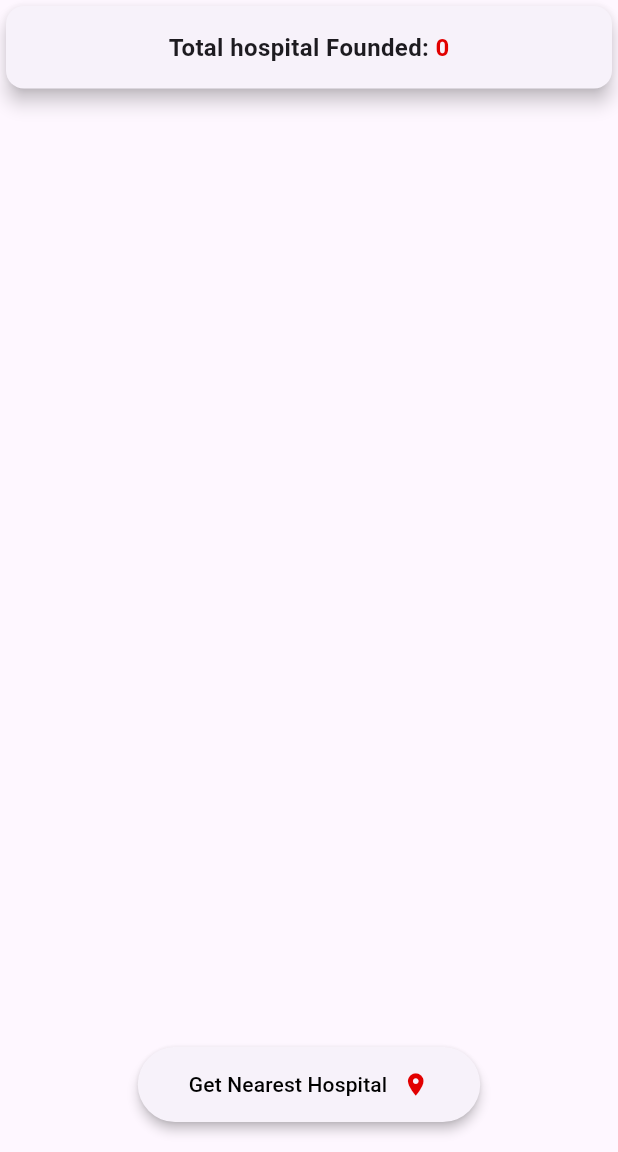
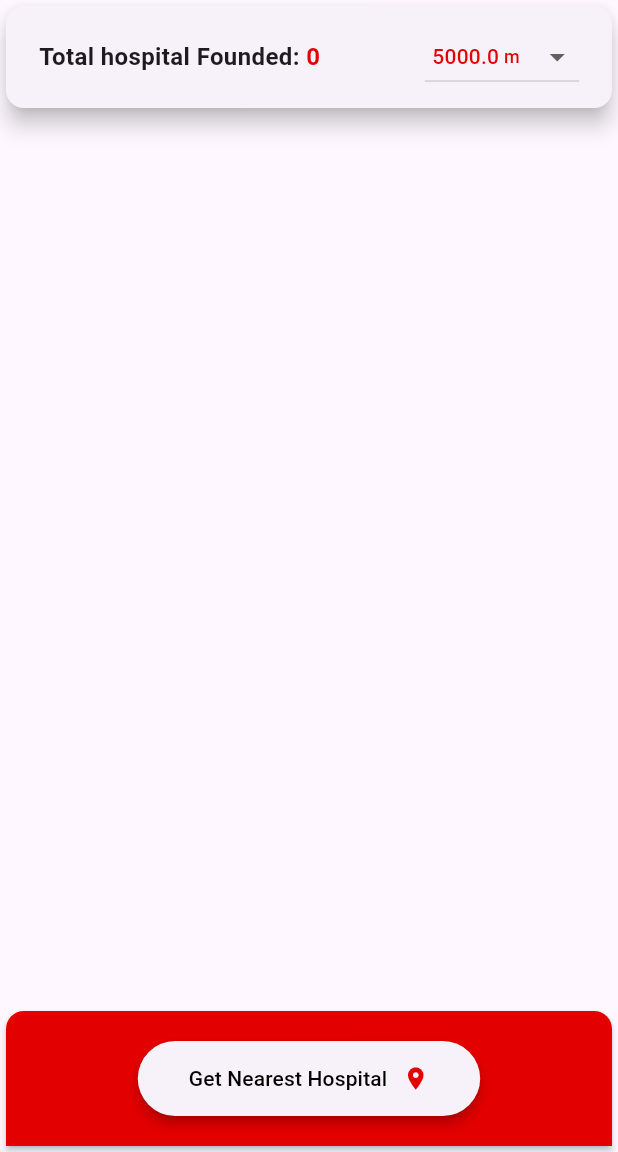
Before and after one commit to MAHMOUDELSAYED69/Find-Hospital, a Flutter app: the screen it shows after launch, on a phone screen of 412 x 824 dp, the part 84-1236 px from its top. Run offline on Flutter 3.47's test engine with Material 3 defaults, Android fonts, the phone set to English and light mode, and no system bars; drawn by our look-alikes of dropdown_button2; our stand-ins replace bloc, dio, flutter_bloc, flutter_dotenv, geolocator, lottie.

Commit message:
create DropDownMenuButton.

```diff
--- a/lib/view/screen/find_hospital_screen.dart
+++ b/lib/view/screen/find_hospital_screen.dart
@@ -8,6 +8,7 @@ import 'package:lottie/lottie.dart';
 import '../../core/constant/animation.dart';
 import '../../data/models/hospital_model.dart';
 import '../widget/custom_button.dart';
+import '../widget/custom_dropdown.dart';
 
 class FindHospitalScreen extends StatefulWidget {
   const FindHospitalScreen({super.key});
@@ -39,7 +40,16 @@ class _FindHospitalScreenState extends State<FindHospitalScreen> {
                 fontStyle: FontStyle.italic, fontWeight: FontWeight.w500),
           )),
       endDrawer: const Drawer(),
-      bottomNavigationBar: Column(
+      bottomNavigationBar: Card(
+        elevation: 2,
+        shape: const RoundedRectangleBorder(
+          borderRadius: BorderRadius.only(
+            topLeft: Radius.circular(12),
+            topRight: Radius.circular(12),
+          ),
+        ),
+        color: ColorManager.red,
+        child: Column(
           mainAxisSize: MainAxisSize.min,
           children: [
             const SizedBox(height: 20),
@@ -48,10 +58,11 @@ class _FindHospitalScreenState extends State<FindHospitalScreen> {
                 title: "Get Nearest Hospital",
                 onPressed: () {
                   cubit.getCurrentLocation(context);
-                cubit.getNearestHospitals(radius: 500);
+                  cubit.getNearestHospitals(radius: selectedDoubleValue);
                 }),
             const SizedBox(height: 20),
           ],
+        ),
       ),
       body: BlocConsumer<FindHospitalCubit, FindHospitalState>(
         listener: (context, state) {
@@ -106,11 +117,15 @@ class _FindHospitalScreenState extends State<FindHospitalScreen> {
 
   Widget _buildTotalHospital(int totalHospital) {
     return Card(
-        elevation: 5,
+      elevation: 6,
       child: Padding(
-            padding: const EdgeInsets.symmetric(vertical: 16, horizontal: 22),
+        padding: const EdgeInsets.symmetric(vertical: 10, horizontal: 22),
         child: Row(
           mainAxisAlignment: MainAxisAlignment.center,
+          children: [
+            Expanded(
+              flex: 5,
+              child: Row(
                 children: [
                   const Text(
                     "Total hospital Founded: ",
@@ -121,10 +136,17 @@ class _FindHospitalScreenState extends State<FindHospitalScreen> {
                     style: const TextStyle(
                       fontSize: 16,
                       fontWeight: FontWeight.bold,
-                      color: ColorManager.red),
+                      color: ColorManager.red,
+                    ),
                   ),
                 ],
-            )));
+              ),
+            ),
+            const Expanded(flex: 2, child: MyDropDownMenuButton()),
+          ],
+        ),
+      ),
+    );
   }
 
   Widget _buildLoadingIndicator() {
--- /dev/null
+++ b/lib/view/widget/custom_dropdown.dart
@@ -0,0 +1,63 @@
+import 'package:dropdown_button2/dropdown_button2.dart';
+import 'package:find_hospital/core/constant/color.dart';
+import 'package:flutter/material.dart';
+
+double? selectedDoubleValue = 5000;
+
+class MyDropDownMenuButton extends StatefulWidget {
+  const MyDropDownMenuButton({super.key});
+
+  @override
+  State<MyDropDownMenuButton> createState() => _MyDropDownMenuButtonState();
+}
+
+class _MyDropDownMenuButtonState extends State<MyDropDownMenuButton> {
+  final List<double> _doubleValues = [500, 1000, 1500, 2000, 3000, 5000, 10000];
+  @override
+  Widget build(BuildContext context) {
+    return DropdownButton2<double>(
+      dropdownStyleData: DropdownStyleData(
+          decoration: BoxDecoration(
+        borderRadius: BorderRadius.circular(16),
+      )),
+      barrierColor: ColorManager.red.withOpacity(0.1),
+      menuItemStyleData: const MenuItemStyleData(
+        padding: EdgeInsets.symmetric(horizontal: 5),
+      ),
+      isExpanded: false,
+      value: selectedDoubleValue,
+      onChanged: (double? newValue) {
+        setState(() {
+          selectedDoubleValue = newValue;
+        });
+      },
+      items: _doubleValues.map((double value) {
+        return DropdownMenuItem<double>(
+          alignment: Alignment.center,
+          value: value,
+          child: Row(
+            mainAxisSize: MainAxisSize.min,
+            mainAxisAlignment: MainAxisAlignment.center,
+            children: [
+              Text(value.toString(),
+                  textScaler: TextScaler.noScaling,
+                  style: const TextStyle(
+                      fontSize: 14,
+                      fontWeight: FontWeight.w500,
+                      color: ColorManager.red)),
+              const Text(
+                " m",
+                textScaler: TextScaler.noScaling,
+                style: TextStyle(
+                  fontSize: 12,
+                  fontWeight: FontWeight.w500,
+                  color: ColorManager.red,
+                ),
+              ),
+            ],
+          ),
+        );
+      }).toList(),
+    );
+  }
+}
```
Lines whose indentation alone changed are shown as unchanged.
